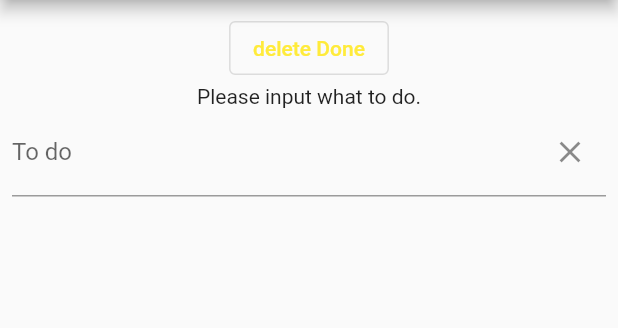
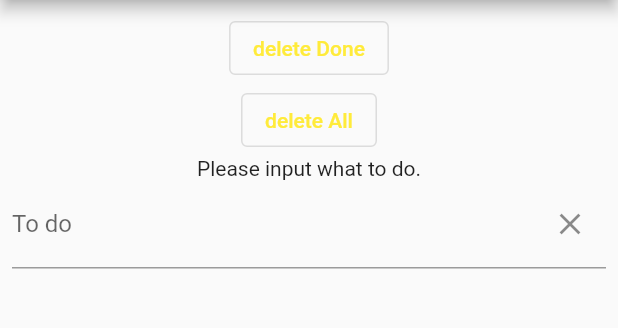
Before and after one commit to muzee99/Flutter_TodoList, a Flutter app: the screen it shows after launch, after a tap on "delete Done", on a phone screen of 412 x 824 dp, the part 84-412 px from its top. Run offline on Flutter 3.47's test engine with Material 2 defaults, Android fonts, the phone set to English and light mode, and no system bars; our stand-ins replace sqflite; accounts and stored records are empty; Roboto replaces fonts that are missing (SooMyeongjo).

Commit message:
make all delete button and start to make function of long pressing list tile.

```diff
--- a/todolist/lib/main.dart
+++ b/todolist/lib/main.dart
@@ -78,9 +78,7 @@ class _MyHomePageState extends State<MyHomePage> {
 
   void _deleteDone() {
     setState(() {
-      print('in _deleteDone()');
       for(int i=0; i<items.length; i++) {
-        print('_delete() >> for');
         if(items[i].isDone==0) provider.deleteTodo(items[i].id);
       }
       // items.map((e) {
@@ -104,7 +102,12 @@ class _MyHomePageState extends State<MyHomePage> {
           child: Column(
             mainAxisAlignment: MainAxisAlignment.center,
             children: <Widget>[
-              OutlinedButton(onPressed: _deleteDone, child: const Text('delete Done')),
+              OutlinedButton(
+                onPressed: _deleteDone,
+                child: const Text('delete Done')),
+              OutlinedButton(
+                onPressed: _deleteDone,
+                child: const Text('delete All')),
               const Text(
                 'Please input what to do.',
                 // style: TextStyle(fontFamily: "SooMyeongjo", fontSize: 20),
--- a/todolist/lib/todo_list.dart
+++ b/todolist/lib/todo_list.dart
@@ -30,12 +30,16 @@ class TodoListItem extends StatelessWidget{
     return const TextStyle(color: Colors.black54, decoration: TextDecoration.lineThrough);
   }
 
+  void _settingOnAnItem() {
+    print('on long tap');
+  }
   @override
   Widget build(BuildContext context) {
     return ListTile(
       onTap: () {
         onListChanged(item);
       },
+      onLongPress: _settingOnAnItem,
       leading: CircleAvatar(
         backgroundColor: getColor(context),
       ),
```
